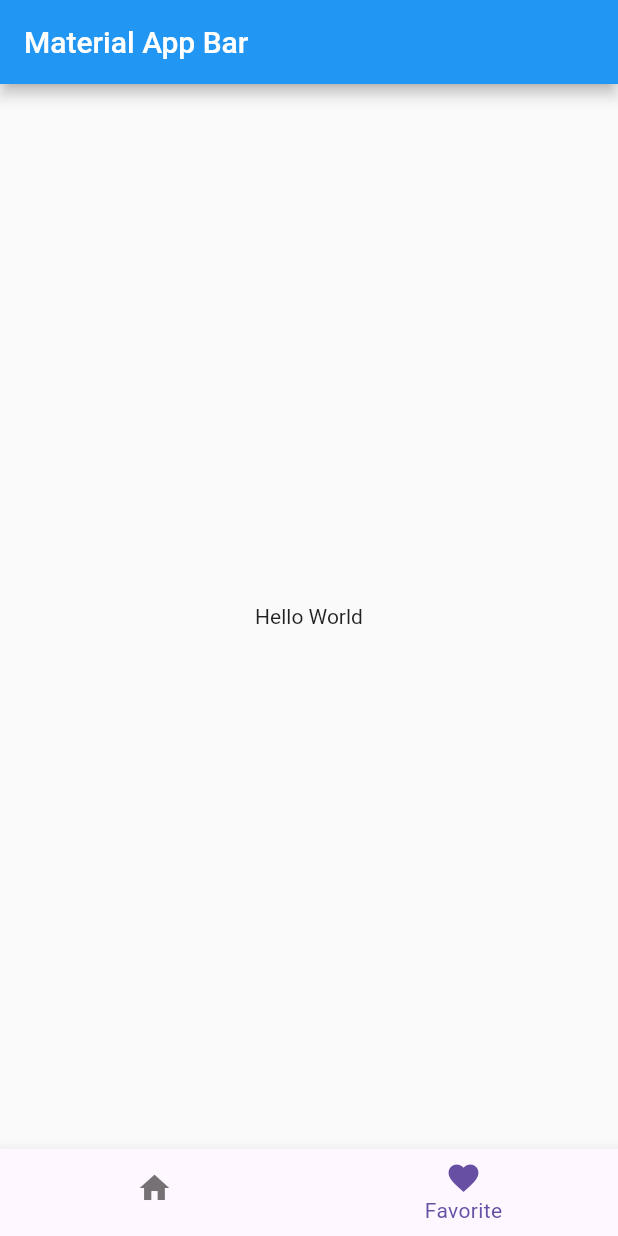
After one commit to justme2002/flutter-travel-app, a Flutter app: the screen it shows after launch, item 2 of the bottom bar chosen, on a phone screen of 412 x 824 dp. The commit adds this screen. Run offline on Flutter 3.47's test engine with Material 2 defaults, Android fonts, the phone set to English and light mode, and no system bars.

Commit message:
feat: add bottom navigation

```diff
--- /dev/null
+++ b/lib/Screens/Screen2.dart
@@ -0,0 +1,22 @@
+import 'package:flutter/material.dart';
+
+void main() => runApp(const Screen2());
+
+class Screen2 extends StatelessWidget {
+  const Screen2({Key? key}) : super(key: key);
+
+  @override
+  Widget build(BuildContext context) {
+    return MaterialApp(
+      title: 'Material App',
+      home: Scaffold(
+        appBar: AppBar(
+          title: const Text('Material App Bar'),
+        ),
+        body: const Center(
+          child: Text('Hello World'),
+        ),
+      ),
+    );
+  }
+}
--- a/lib/main.dart
+++ b/lib/main.dart
@@ -1,10 +1,34 @@
 import 'package:flutter/material.dart';
 import 'Screens/Home.dart';
+import 'Screens/Screen2.dart';
 
 void main() => runApp(const MyApp());
 
-class MyApp extends StatelessWidget {
+class MyApp extends StatefulWidget {
   const MyApp({Key? key}) : super(key: key);
+
+  @override
+  State<StatefulWidget> createState() {
+    return _MyApp();
+  }
+}
+
+class _MyApp extends State<MyApp> {
+
+  int selectedIndex = 0;
+
+  List<Widget> screens = [
+    const Home(),
+    const Screen2()
+  ];
+
+  _MyApp();
+
+  void setSelectedIndex(int index) {
+    setState(() {
+      selectedIndex = index;
+    });
+  }
 
   @override
   Widget build(BuildContext context) {
@@ -15,8 +39,12 @@ class MyApp extends StatelessWidget {
       ),
       title: 'Material App',
       home: Scaffold(
-        body: const Home(),
+        body: screens.elementAt(selectedIndex),
         bottomNavigationBar: BottomNavigationBar(
+          currentIndex: selectedIndex,
+          onTap: (index) {
+            setSelectedIndex(index);
+          },
           showSelectedLabels: true,
           showUnselectedLabels: false,
           items: [
@@ -25,8 +53,8 @@ class MyApp extends StatelessWidget {
               label: "Home",
             ),
             BottomNavigationBarItem(
-              icon: Icon(Icons.home),
-              label: "Home",
+              icon: Icon(Icons.favorite),
+              label: "Favorite",
             )
           ],
         ),
```
